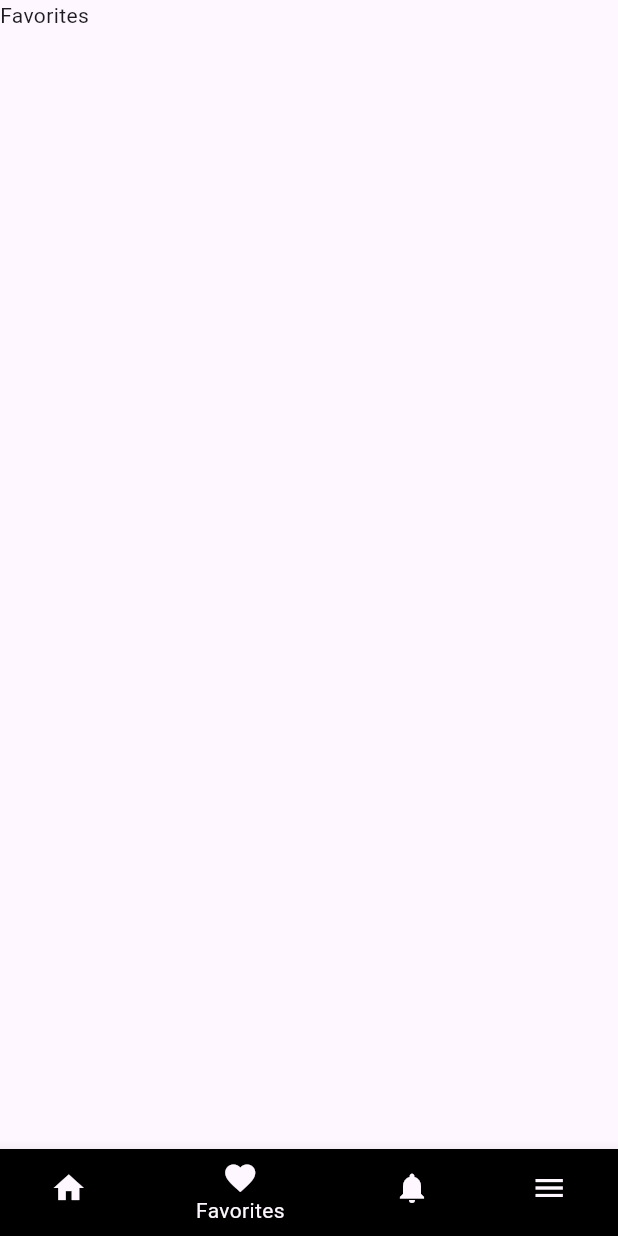
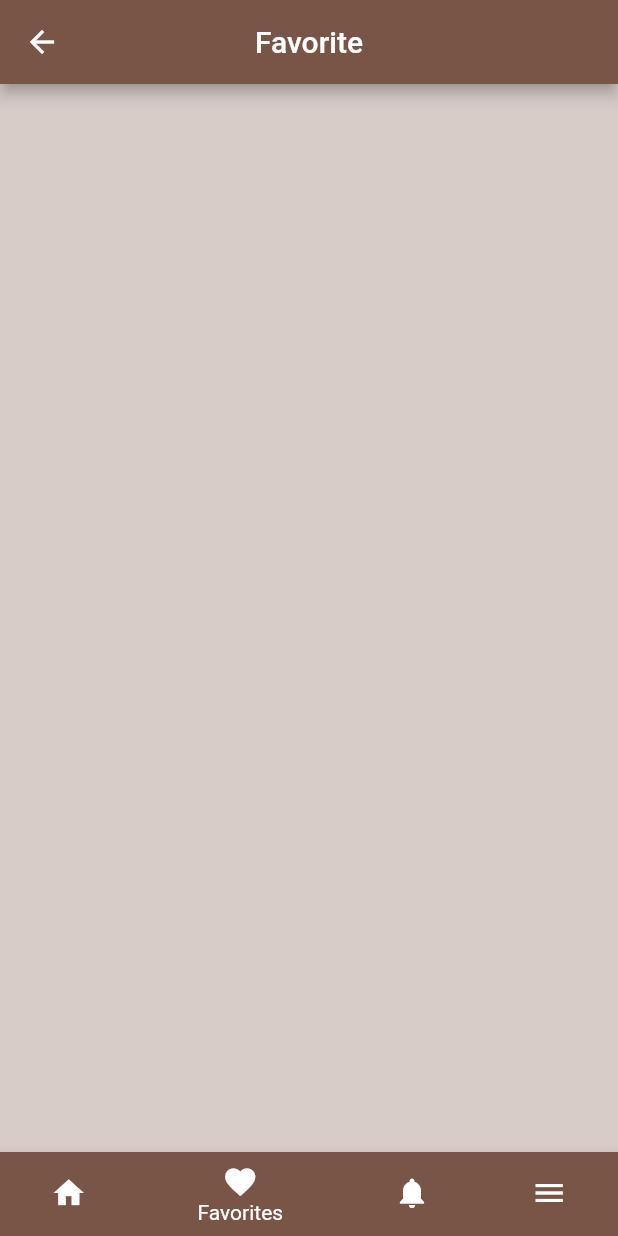
Before and after one commit to P00-nam/PawWorld, a Flutter app: the MainScreen screen opened directly, item 2 of the bottom bar chosen, on a phone screen of 412 x 824 dp. Run offline on Flutter 3.47's test engine with Material 2 defaults, Android fonts, the phone set to English and light mode, and no system bars; our stand-ins replace flutter_settings_screens, flutter_svg, form_field_validator.

Commit message:
Second commit

```diff
--- a/lib/bottom_navbar/bottom_navbar.dart
+++ b/lib/bottom_navbar/bottom_navbar.dart
@@ -1,5 +1,8 @@
 import 'package:flutter/material.dart';
+import 'package:paw_world/favorites/favorites.dart';
 import 'package:paw_world/home_screen/home_screen.dart';
+import 'package:paw_world/menu/menu.dart';
+import 'package:paw_world/notification/notification.dart';
 
 class MainScreen extends StatefulWidget {
   const MainScreen({super.key});
@@ -13,15 +16,9 @@ class _MainScreenState extends State<MainScreen> {
 
   final List<Widget> _widgetOptions = <Widget>[
     const HomeScreen(),
-    const Text(
-      'Favorites',
-    ),
-    const Text(
-      'Notifications',
-    ),
-    const Text(
-      'Menu',
-    ),
+    const FavoriteScreen(),
+    const NotificationScreen(),
+    const MenuScreen(),
   ];
 
   void _onItemTapped(int index) {
@@ -32,15 +29,14 @@ class _MainScreenState extends State<MainScreen> {
 
   @override
   Widget build(BuildContext context) {
-    print("object");
+    debugPrint("object");
     return Scaffold(
       body: _widgetOptions.elementAt(_selectedIndex),
       bottomNavigationBar: BottomNavigationBar(
-        backgroundColor: Colors.black,
         items: const <BottomNavigationBarItem>[
           BottomNavigationBarItem(
             icon: Icon(Icons.home),
-            backgroundColor: Colors.black,
+            backgroundColor: Colors.brown,
             label: 'Home',
           ),
           BottomNavigationBarItem(
--- /dev/null
+++ b/lib/favorites/favorites.dart
@@ -0,0 +1,20 @@
+import 'package:flutter/material.dart';
+
+class FavoriteScreen extends StatefulWidget {
+  const FavoriteScreen({super.key});
+
+  @override
+  State<FavoriteScreen> createState() => _FavoriteScreenState();
+}
+
+class _FavoriteScreenState extends State<FavoriteScreen> {
+  @override
+  Widget build(BuildContext context) {
+    return Scaffold(
+      appBar: AppBar(
+        title: const Text("Favorite"),
+        centerTitle: true,
+      ),
+    );
+  }
+}
--- a/lib/home_screen/home_screen.dart
+++ b/lib/home_screen/home_screen.dart
@@ -12,7 +12,6 @@ class _HomeScreenState extends State<HomeScreen> {
   @override
   Widget build(BuildContext context) {
     return Scaffold(
-      backgroundColor: const Color.fromARGB(255, 192, 214, 225),
       body: CustomScrollView(
         slivers: [
           const SliverToBoxAdapter(
@@ -30,7 +29,6 @@ class _HomeScreenState extends State<HomeScreen> {
             ),
             centerTitle: true,
             floating: true,
-            backgroundColor: Colors.transparent,
           ),
           const SliverToBoxAdapter(
             child: SizedBox(
@@ -97,12 +95,12 @@ class _HomeScreenState extends State<HomeScreen> {
                     children: [
                       GestureDetector(
                         onTap: () {
-                          print("Item tapped");
+                          debugPrint("Item tapped");
                         },
                         child: Container(
                           margin: const EdgeInsets.all(10),
                           decoration: BoxDecoration(
-                            color: Colors.white,
+                            //color: Colors.brown.shade50,
                             borderRadius: BorderRadius.circular(20),
                           ),
                           child: Image.asset(categories[index]['iconPath']),
--- a/lib/login_signup/sign_up.dart
+++ b/lib/login_signup/sign_up.dart
@@ -1,7 +1,6 @@
 import 'package:flutter/material.dart';
 import 'package:form_field_validator/form_field_validator.dart';
 import 'package:paw_world/login_signup/login.dart';
-import 'package:paw_world/login_signup/user_model.dart';
 
 class SignUpPage extends StatefulWidget {
   const SignUpPage({
--- a/lib/main.dart
+++ b/lib/main.dart
@@ -13,8 +13,10 @@ class MyApp extends StatelessWidget {
   Widget build(BuildContext context) {
     return MaterialApp(
       theme: ThemeData(
-        useMaterial3: true,
-      ),
+          appBarTheme: const AppBarTheme(
+            backgroundColor: Colors.brown,
+          ),
+          scaffoldBackgroundColor: Colors.brown.shade100),
       home: const LoginPage(),
     );
   }
```
Also changed, not shown: lib/menu/menu.dart (+36 -38 lines), lib/notification/notification.dart (added, +20 -0 lines).
